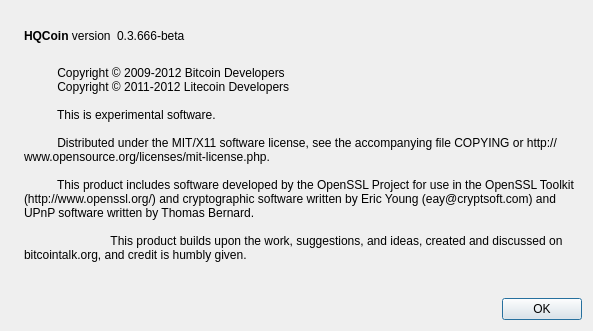
Old version of the form src/qt/forms/aboutdialog.ui in the repository hqcoin/HQCoin.
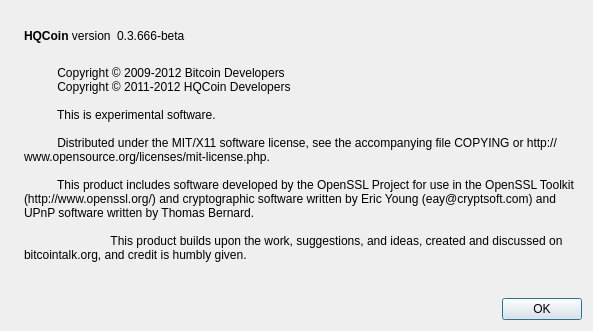
New version of the form. Icons and pictures are not drawn.

What changed in the file:
```diff
--- a/src/qt/forms/aboutdialog.ui
+++ b/src/qt/forms/aboutdialog.ui
@@ -96,7 +96,7 @@
        <property name="text">
         <string>
           Copyright © 2009-2012 Bitcoin Developers
-          Copyright © 2011-2012 Litecoin Developers
+          Copyright © 2011-2012 HQCoin Developers
 
           This is experimental software.
 
```
